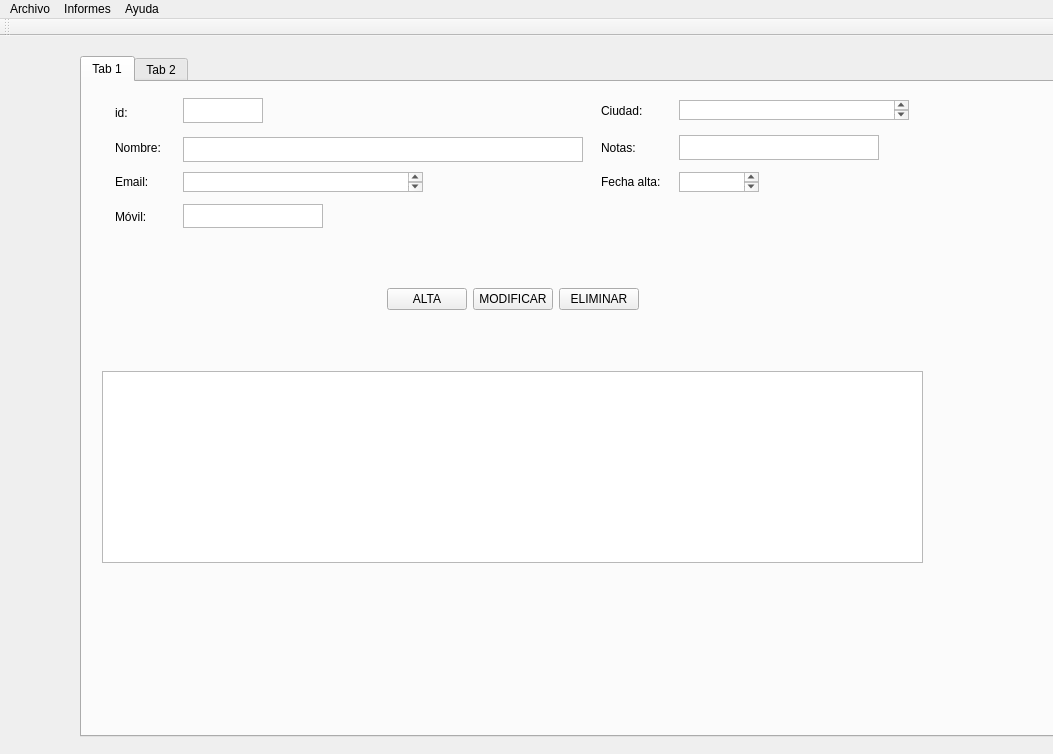
This is templates/venPrincipal.ui in lauri1604/rodriguezrodriguezrecupera as Qt 5 draws it before an edit. The edited form follows.
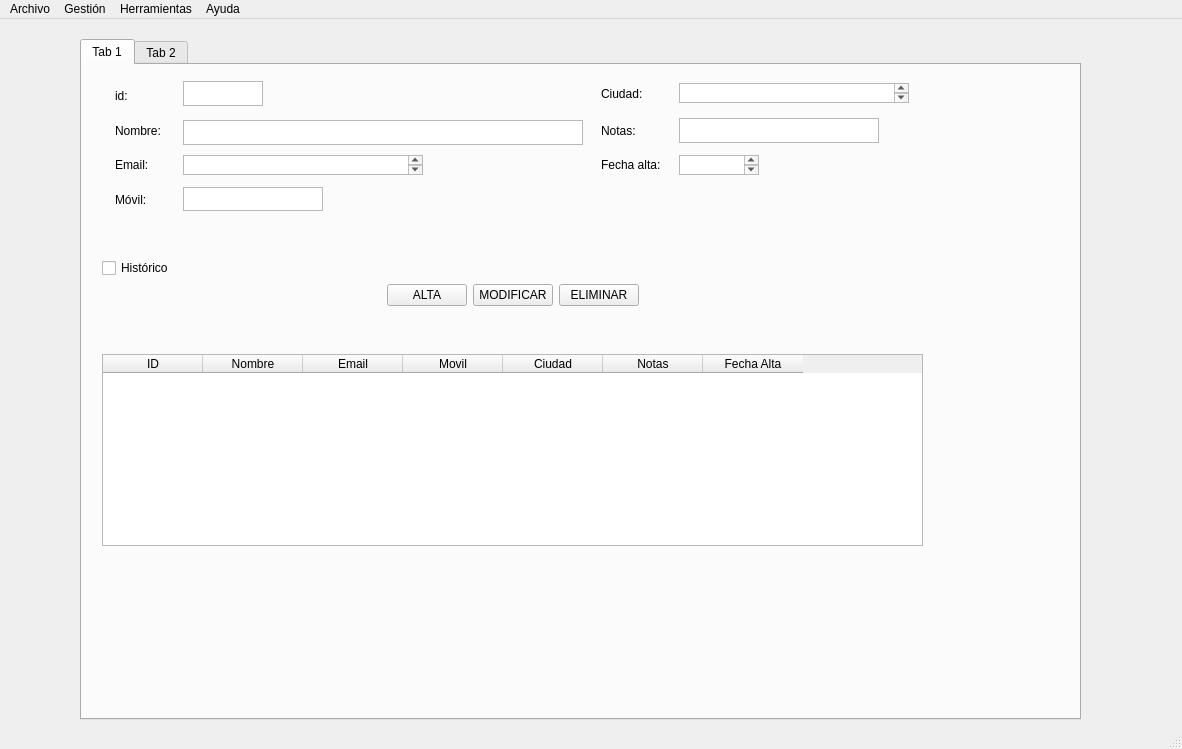
This is the edited form. Icons and pictures are not drawn.

Commit message: Colocar botón histórico y empezar a programarlo

Diff of the .ui file:
```diff
--- a/templates/venPrincipal.ui
+++ b/templates/venPrincipal.ui
@@ -2,15 +2,12 @@
 <ui version="4.0">
  <class>MainWindow</class>
  <widget class="QMainWindow" name="MainWindow">
-  <property name="enabled">
-   <bool>true</bool>
-  </property>
   <property name="geometry">
    <rect>
     <x>0</x>
     <y>0</y>
-    <width>1053</width>
-    <height>754</height>
+    <width>1182</width>
+    <height>749</height>
    </rect>
   </property>
   <property name="maximumSize">
@@ -256,6 +253,9 @@
          <property name="whatsThis">
           <string>&lt;html&gt;&lt;head/&gt;&lt;body&gt;&lt;p align=&quot;center&quot;&gt;&lt;br/&gt;&lt;/p&gt;&lt;/body&gt;&lt;/html&gt;</string>
          </property>
+         <property name="styleSheet">
+          <string notr="true"/>
+         </property>
         </widget>
        </item>
        <item row="1" column="0">
@@ -346,7 +346,46 @@
        </rect>
       </property>
       <layout class="QGridLayout" name="gridLayout_2">
-       <item row="1" column="1" colspan="3">
+       <item row="2" column="4">
+        <spacer name="horizontalSpacer_4">
+         <property name="orientation">
+          <enum>Qt::Horizontal</enum>
+         </property>
+         <property name="sizeHint" stdset="0">
+          <size>
+           <width>40</width>
+           <height>20</height>
+          </size>
+         </property>
+        </spacer>
+       </item>
+       <item row="3" column="2">
+        <spacer name="verticalSpacer_2">
+         <property name="orientation">
+          <enum>Qt::Vertical</enum>
+         </property>
+         <property name="sizeHint" stdset="0">
+          <size>
+           <width>20</width>
+           <height>28</height>
+          </size>
+         </property>
+        </spacer>
+       </item>
+       <item row="2" column="0">
+        <spacer name="horizontalSpacer_3">
+         <property name="orientation">
+          <enum>Qt::Horizontal</enum>
+         </property>
+         <property name="sizeHint" stdset="0">
+          <size>
+           <width>40</width>
+           <height>20</height>
+          </size>
+         </property>
+        </spacer>
+       </item>
+       <item row="2" column="1" colspan="3">
         <layout class="QHBoxLayout" name="horizontalLayout_2">
          <item>
           <widget class="QPushButton" name="botonalta_2">
@@ -371,45 +410,6 @@
          </item>
         </layout>
        </item>
-       <item row="2" column="2">
-        <spacer name="verticalSpacer_2">
-         <property name="orientation">
-          <enum>Qt::Vertical</enum>
-         </property>
-         <property name="sizeHint" stdset="0">
-          <size>
-           <width>20</width>
-           <height>28</height>
-          </size>
-         </property>
-        </spacer>
-       </item>
-       <item row="1" column="0">
-        <spacer name="horizontalSpacer_3">
-         <property name="orientation">
-          <enum>Qt::Horizontal</enum>
-         </property>
-         <property name="sizeHint" stdset="0">
-          <size>
-           <width>40</width>
-           <height>20</height>
-          </size>
-         </property>
-        </spacer>
-       </item>
-       <item row="1" column="4">
-        <spacer name="horizontalSpacer_4">
-         <property name="orientation">
-          <enum>Qt::Horizontal</enum>
-         </property>
-         <property name="sizeHint" stdset="0">
-          <size>
-           <width>40</width>
-           <height>20</height>
-          </size>
-         </property>
-        </spacer>
-       </item>
        <item row="0" column="2">
         <spacer name="verticalSpacer">
          <property name="orientation">
@@ -423,8 +423,51 @@
          </property>
         </spacer>
        </item>
-       <item row="3" column="0" colspan="5">
-        <widget class="QTableWidget" name="tableWidget"/>
+       <item row="4" column="0" colspan="5">
+        <widget class="QTableWidget" name="tableWidget">
+         <column>
+          <property name="text">
+           <string>ID</string>
+          </property>
+         </column>
+         <column>
+          <property name="text">
+           <string>Nombre</string>
+          </property>
+         </column>
+         <column>
+          <property name="text">
+           <string>Email</string>
+          </property>
+         </column>
+         <column>
+          <property name="text">
+           <string>Movil</string>
+          </property>
+         </column>
+         <column>
+          <property name="text">
+           <string>Ciudad</string>
+          </property>
+         </column>
+         <column>
+          <property name="text">
+           <string>Notas</string>
+          </property>
+         </column>
+         <column>
+          <property name="text">
+           <string>Fecha Alta</string>
+          </property>
+         </column>
+        </widget>
+       </item>
+       <item row="1" column="0">
+        <widget class="QCheckBox" name="checkhistorico">
+         <property name="text">
+          <string>Histórico</string>
+         </property>
+        </widget>
        </item>
       </layout>
      </widget>
@@ -441,7 +484,7 @@
     <rect>
      <x>0</x>
      <y>0</y>
-     <width>1053</width>
+     <width>1182</width>
      <height>22</height>
     </rect>
    </property>
@@ -451,11 +494,19 @@
     </property>
     <addaction name="actionSalir"/>
    </widget>
-   <widget class="QMenu" name="menuInformes">
+   <widget class="QMenu" name="menuGesti_n">
     <property name="title">
-     <string>Informes</string>
+     <string>Gestión</string>
     </property>
-    <addaction name="actionListado_contactos"/>
+   </widget>
+   <widget class="QMenu" name="menuHerramientas">
+    <property name="title">
+     <string>Herramientas</string>
+    </property>
+    <addaction name="actionCrear_Backup"/>
+    <addaction name="actionRestaurar_Backup"/>
+    <addaction name="separator"/>
+    <addaction name="actionExportar_Datos"/>
    </widget>
    <widget class="QMenu" name="menuAyuda">
     <property name="title">
@@ -464,20 +515,11 @@
     <addaction name="actionAcerca_de"/>
    </widget>
    <addaction name="menuArchivo"/>
-   <addaction name="menuInformes"/>
+   <addaction name="menuGesti_n"/>
+   <addaction name="menuHerramientas"/>
    <addaction name="menuAyuda"/>
   </widget>
-  <widget class="QToolBar" name="toolBar">
-   <property name="windowTitle">
-    <string>toolBar</string>
-   </property>
-   <attribute name="toolBarArea">
-    <enum>TopToolBarArea</enum>
-   </attribute>
-   <attribute name="toolBarBreak">
-    <bool>false</bool>
-   </attribute>
-  </widget>
+  <widget class="QStatusBar" name="statusbar"/>
   <action name="actionSalir">
    <property name="text">
     <string>Salir</string>
```
Left out of the diff: 28 changed lines with no effect on the pictures. The commit also changes 8 other files.
